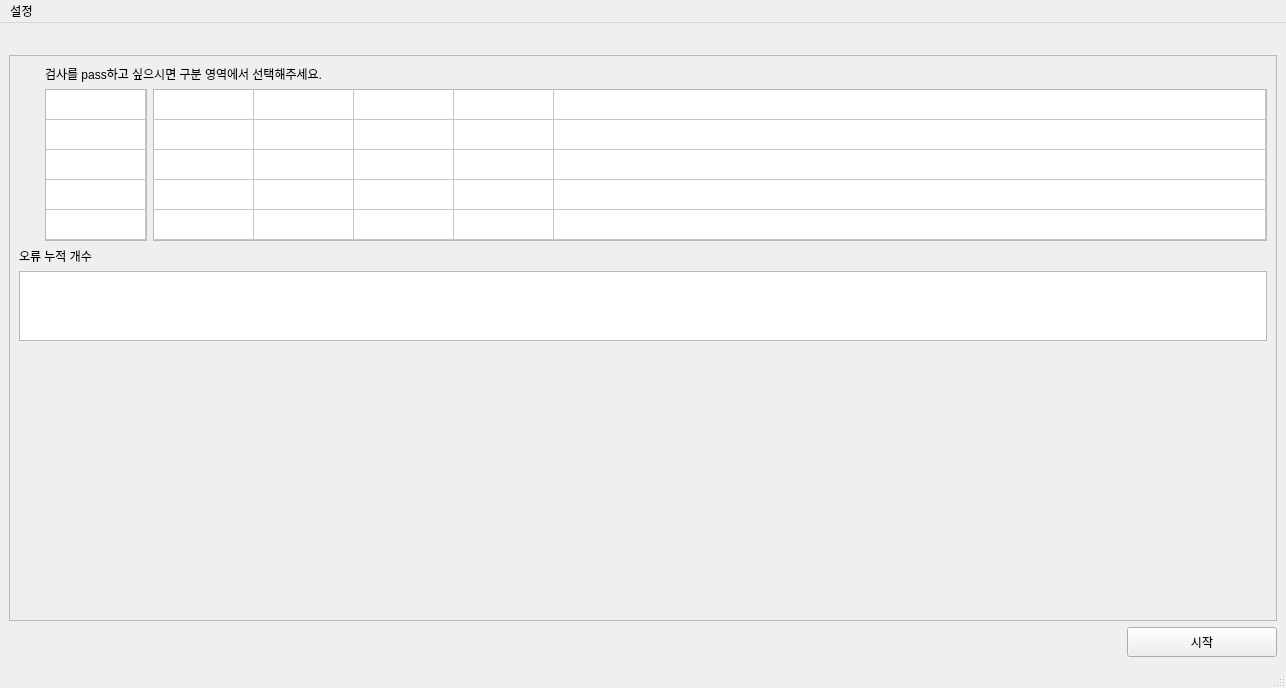
This is Ui/save_main_ui.ui in skuley/SalimUI as Qt 5 draws it before an edit. The edited form follows.
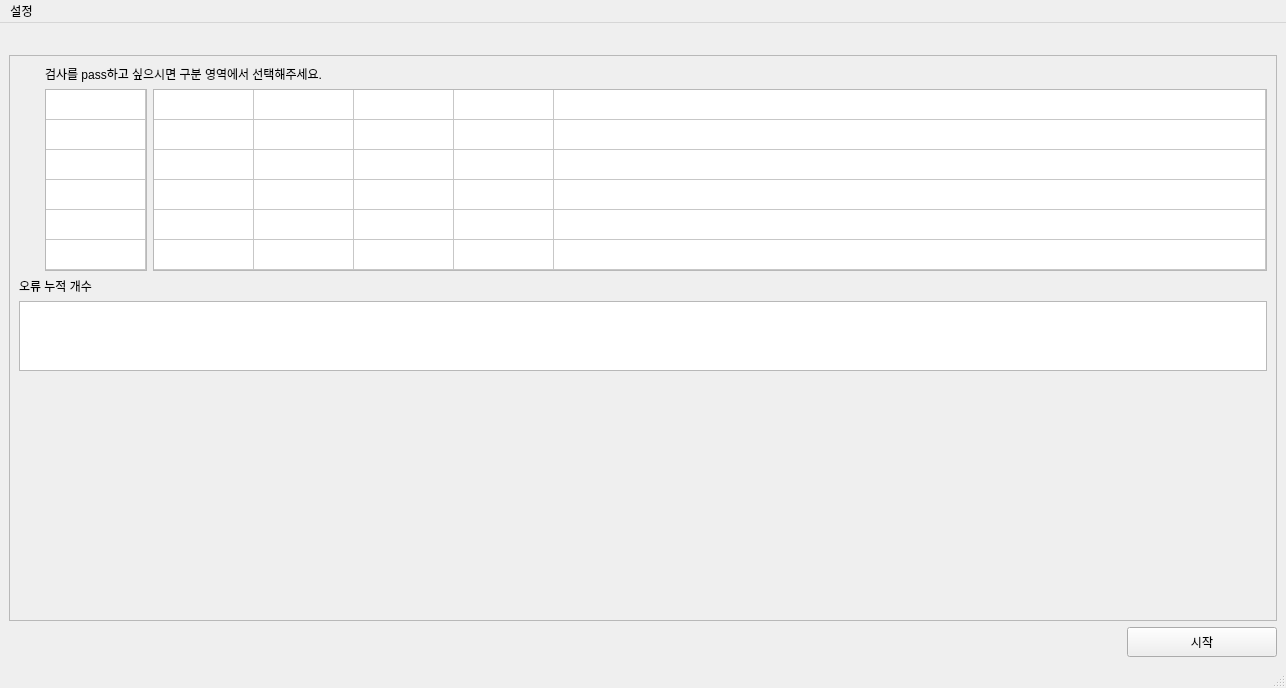
This is the edited form.

Patch:
```diff
--- a/Ui/save_main_ui.ui
+++ b/Ui/save_main_ui.ui
@@ -247,7 +247,7 @@
              <enum>QAbstractItemView::NoSelection</enum>
             </property>
             <property name="rowCount">
-             <number>5</number>
+             <number>6</number>
             </property>
             <attribute name="horizontalHeaderVisible">
              <bool>false</bool>
@@ -275,6 +275,7 @@
             <row/>
             <row/>
             <row/>
+            <row/>
             <column>
              <property name="text">
               <string>구분</string>
@@ -306,7 +307,7 @@
              <set>QAbstractItemView::NoEditTriggers</set>
             </property>
             <property name="rowCount">
-             <number>5</number>
+             <number>6</number>
             </property>
             <property name="columnCount">
              <number>5</number>
@@ -334,6 +335,7 @@
             <row/>
             <row/>
             <row/>
+            <row/>
             <column>
              <property name="text">
               <string>구분</string>
```
Left out of the diff: 2 changed lines with no effect on the pictures.
